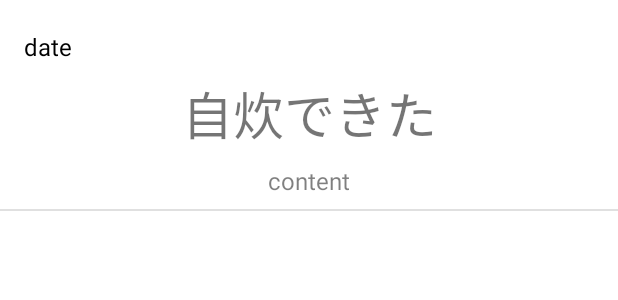
After one commit to noodle2290/la_original_app, an Android app: the layout memo_item.xml on its own in the app's theme, with its tools: preview values and no code run, on a phone screen of 412 x 824 dp. The commit adds this screen. Shown: the top 300 px of the screen. Run offline under Robolectric (Android 15) with nearby library versions, the light colour scheme and no system bars.

Commit message:
一覧表示と編集機能

```diff
--- a/app/src/main/java/takutaku/app/jisuityokin/MainActivity.kt
+++ b/app/src/main/java/takutaku/app/jisuityokin/MainActivity.kt
@@ -13,7 +13,7 @@ class MainActivity : AppCompatActivity() {
 
     private lateinit var binding: ActivityMainBinding
 
-    private val memoDao = MemoApplication.db.memoDao()
+    val memoDao = MemoApplication.db.memoDao()
 
     override fun onCreate(savedInstanceState: Bundle?) {
         super.onCreate(savedInstanceState)
--- a/app/src/main/java/takutaku/app/jisuityokin/ui/home/HomeFragment.kt
+++ b/app/src/main/java/takutaku/app/jisuityokin/ui/home/HomeFragment.kt
@@ -42,7 +42,7 @@ class HomeFragment : Fragment() {
         _binding = null
     }
 
-    fun intentMethod(activity: Activity, vararg ids:Int){
+    private fun intentMethod(activity: Activity, vararg ids:Int){
         val activityIntent = Intent(requireContext(), activity::class.java)
         for(i in ids) {
             activityIntent.putExtra(Constants.SELECTED_MEMO_ID, i)
--- a/app/src/main/res/layout/fragment_list.xml
+++ b/app/src/main/res/layout/fragment_list.xml
@@ -7,7 +7,7 @@
     tools:context=".ui.list.ListFragment" >
 
     <androidx.recyclerview.widget.RecyclerView
-        android:id="@+id/recyclerview"
+        android:id="@+id/recycler_view"
         android:layout_width="0dp"
         android:layout_height="wrap_content"
         app:layout_constraintEnd_toEndOf="parent"
--- /dev/null
+++ b/app/src/main/res/layout/memo_item.xml
@@ -0,0 +1,52 @@
+<?xml version="1.0" encoding="utf-8"?>
+<androidx.constraintlayout.widget.ConstraintLayout xmlns:android="http://schemas.android.com/apk/res/android"
+    xmlns:app="http://schemas.android.com/apk/res-auto"
+    xmlns:tools="http://schemas.android.com/tools"
+    android:id="@+id/container"
+    android:layout_width="match_parent"
+    android:layout_height="wrap_content">
+
+    <TextView
+        android:id="@+id/date_text_view"
+        android:layout_width="0dp"
+        android:layout_height="wrap_content"
+        android:layout_marginStart="16dp"
+        android:layout_marginTop="20dp"
+        android:text="date"
+        android:textColor="#000000"
+        android:textSize="16sp"
+        app:layout_constraintStart_toStartOf="parent"
+        app:layout_constraintTop_toTopOf="parent" />
+
+    <TextView
+        android:id="@+id/check_text_view"
+        android:layout_width="wrap_content"
+        android:layout_height="wrap_content"
+        android:layout_marginTop="8dp"
+        android:text="自炊できた"
+        android:textSize="34sp"
+        app:layout_constraintEnd_toEndOf="parent"
+        app:layout_constraintStart_toStartOf="parent"
+        app:layout_constraintTop_toBottomOf="@+id/date_text_view" />
+
+    <TextView
+        android:id="@+id/content_text_view"
+        android:layout_width="wrap_content"
+        android:layout_height="wrap_content"
+        android:layout_marginTop="8dp"
+        android:text="content"
+        android:textColor="#80000000"
+        android:textSize="16sp"
+        app:layout_constraintEnd_toEndOf="parent"
+        app:layout_constraintStart_toStartOf="parent"
+        app:layout_constraintTop_toBottomOf="@id/check_text_view" />
+
+    <com.google.android.material.divider.MaterialDivider
+        android:id="@+id/materialDivider"
+        android:layout_width="match_parent"
+        android:layout_height="wrap_content"
+        android:layout_marginTop="8dp"
+        app:layout_constraintTop_toBottomOf="@+id/content_text_view"
+        tools:layout_editor_absoluteX="0dp" />
+
+</androidx.constraintlayout.widget.ConstraintLayout>
```
Also changed, not shown: app/src/main/java/takutaku/app/jisuityokin/EditActivity.kt (+10 -9 lines), app/src/main/java/takutaku/app/jisuityokin/MemoAdapter.kt (added, +50 -0 lines), app/src/main/java/takutaku/app/jisuityokin/ui/list/ListFragment.kt (+35 -0 lines).
